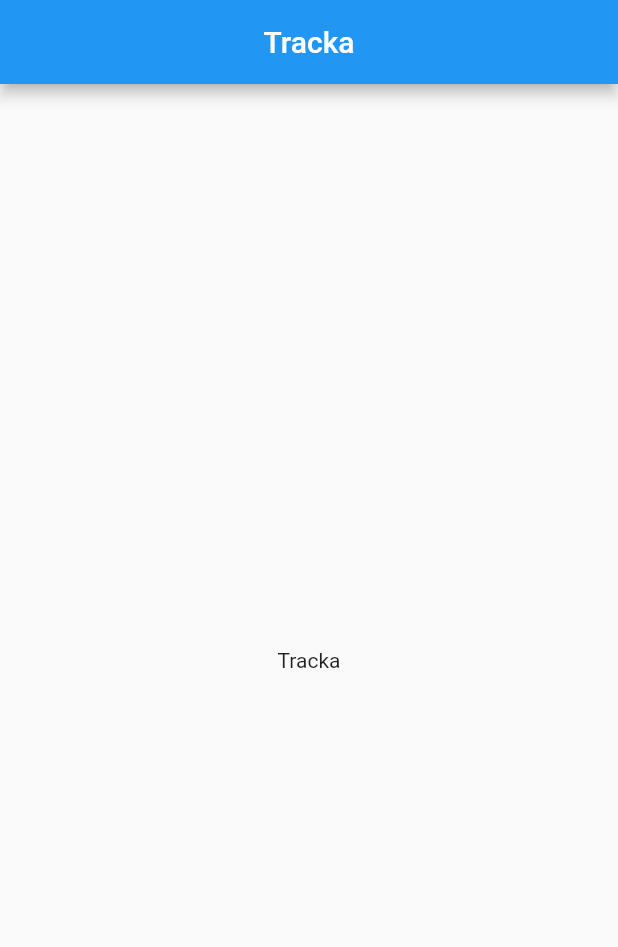
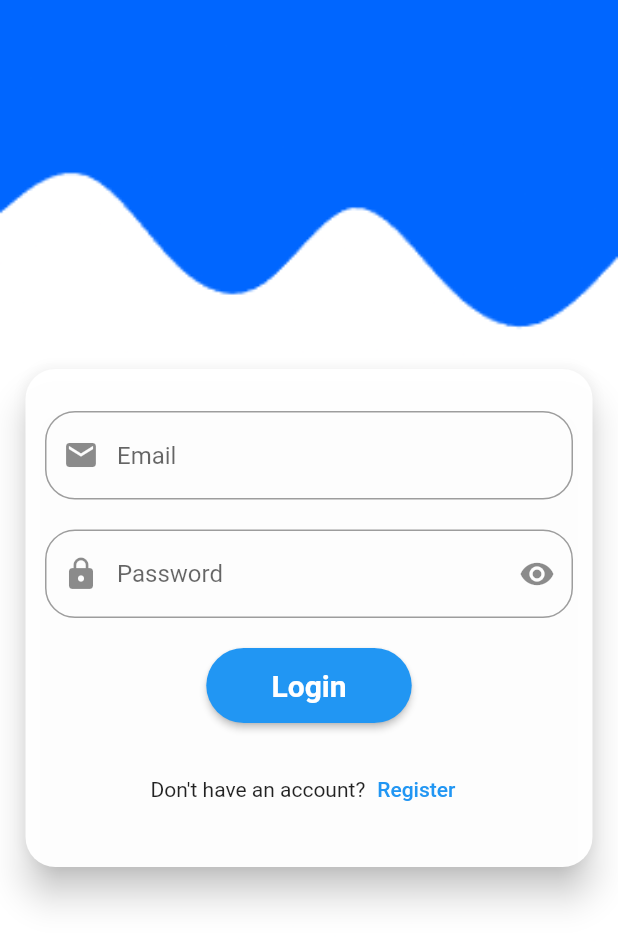
Before and after one commit to tandukar/tracka, a Flutter app: the screen it shows after launch, on a phone screen of 412 x 824 dp. Shown: the top 947 px of the screen. Run offline on Flutter 3.47's test engine with Material 2 defaults, Android fonts, the phone set to English and light mode, and no system bars; our stand-ins replace email_validator.

Commit message:
login validation

```diff
--- a/client/analysis_options.yaml
+++ b/client/analysis_options.yaml
@@ -22,6 +22,8 @@ linter:
   # `// ignore_for_file: name_of_lint` syntax on the line or in the file
   # producing the lint.
   rules:
+    prefer_const_constructors: false
+    prefer_const_literals_to_create_immutables: false
     # avoid_print: false  # Uncomment to disable the `avoid_print` rule
     # prefer_single_quotes: true  # Uncomment to enable the `prefer_single_quotes` rule
 
--- /dev/null
+++ b/client/lib/auth/login.dart
@@ -0,0 +1,117 @@
+import 'package:flutter/material.dart';
+
+import 'dart:core';
+import '../widgets/password_field_widget.dart';
+import '../widgets/button_widget.dart';
+import '../widgets/email_field_widget.dart';
+
+class Login extends StatelessWidget {
+  const Login({super.key});
+
+  @override
+  Widget build(BuildContext context) {
+    return LoginPage();
+  }
+}
+
+final formKey = GlobalKey<FormState>();
+final emailController = TextEditingController();
+//
+final passwordController = TextEditingController();
+bool passText = true;
+
+class LoginPage extends StatefulWidget {
+  const LoginPage({super.key});
+
+  @override
+  State<LoginPage> createState() => _LoginPageState();
+}
+
+class _LoginPageState extends State<LoginPage> {
+  @override
+  void dispose() {
+    emailController.dispose();
+    passwordController.dispose();
+    super.dispose();
+  }
+
+  @override
+  Widget build(BuildContext context) {
+    return MaterialApp(
+      debugShowCheckedModeBanner: false,
+      home: Container(
+        constraints: const BoxConstraints.expand(),
+        decoration: const BoxDecoration(
+            image: DecorationImage(
+                image: AssetImage("assets/logRegBg.png"), fit: BoxFit.cover)),
+        child: Scaffold(
+            backgroundColor: Colors.transparent,
+            body: Center(
+              child: SingleChildScrollView(
+                child: Form(
+                    key: formKey,
+                    child: Padding(
+                      padding: const EdgeInsets.all(13),
+                      child: Card(
+                        elevation: 10,
+                        color: Colors.white.withOpacity(0.97),
+                        shape: RoundedRectangleBorder(
+                          borderRadius: BorderRadius.circular(20),
+                        ),
+                        child: Padding(
+                          padding: const EdgeInsets.all(13),
+                          child: Column(
+                            mainAxisSize: MainAxisSize.min,
+                            mainAxisAlignment: MainAxisAlignment.center,
+                            children: [
+                              SizedBox(height: 15),
+                              EmailFieldWidget(controller: emailController),
+                              SizedBox(height: 20),
+                              PasswordFieldWidget(
+                                  controller: passwordController),
+                              SizedBox(height: 20),
+                              buildButton(),
+                              SizedBox(height: 20),
+                              buildNoAccount(),
+                              SizedBox(height: 15),
+                            ],
+                          ),
+                        ),
+                      ),
+                    )),
+              ),
+            )),
+      ),
+    );
+  }
+
+  Widget buildButton() => ButtonWidget(
+        text: 'Login',
+        onClicked: () {
+          final form = formKey.currentState!;
+
+          if (form.validate()) {
+            final email = emailController.text;
+            final password = passwordController.text;
+
+            ScaffoldMessenger.of(context)
+              ..removeCurrentSnackBar()
+              ..showSnackBar(SnackBar(
+                content:
+                    Text('Your email is $email\nYour password is $password'),
+              ));
+          }
+        },
+      );
+
+  Widget buildNoAccount() => Row(
+        mainAxisAlignment: MainAxisAlignment.center,
+        children: [
+          Text('Don\'t have an account?'),
+          TextButton(
+            child: Text('Register'),
+            onPressed: () {},
+          ),
+        ],
+      );
+}
--- a/client/lib/main.dart
+++ b/client/lib/main.dart
@@ -1,9 +1,16 @@
-// ignore_for_file: prefer_const_constructors
+import 'package:flutter/material.dart';
+import 'package:flutter/services.dart';
 
-import 'package:flutter/material.dart';
+import 'auth/login.dart';
 
-void main() {
-  runApp(const Tracka());
+Future main() async {
+  WidgetsFlutterBinding.ensureInitialized();
+  await SystemChrome.setPreferredOrientations([
+    DeviceOrientation.portraitUp,
+    DeviceOrientation.portraitDown,
+  ]);
+
+  runApp(Tracka());
 }
 
 class Tracka extends StatelessWidget {
@@ -13,15 +20,7 @@ class Tracka extends StatelessWidget {
   Widget build(BuildContext context) {
     return MaterialApp(
       debugShowCheckedModeBanner: false,
-      home: Scaffold(
-        appBar: AppBar(
-          title: Text('Tracka'),
-          centerTitle: true,
-        ),
-        body: Center(
-          child: Text('Tracka'),
-        ),
-      ),
+      home: Scaffold(body: Login()),
     );
   }
 }
--- /dev/null
+++ b/client/lib/widgets/button_widget.dart
@@ -0,0 +1,26 @@
+import 'package:flutter/material.dart';
+
+class ButtonWidget extends StatelessWidget {
+  final String text;
+  final VoidCallback onClicked;
+
+  const ButtonWidget({
+    Key? key,
+    required this.text,
+    required this.onClicked,
+  }) : super(key: key);
+
+  @override
+  Widget build(BuildContext context) => ElevatedButton(
+        style: ElevatedButton.styleFrom(
+          minimumSize: Size(137, 50),
+          shape: StadiumBorder(),
+        ),
+        onPressed: onClicked,
+        child: Text(
+          text,
+          style: TextStyle(
+              fontSize: 20, color: Colors.white, fontWeight: FontWeight.bold),
+        ),
+      );
+}
--- /dev/null
+++ b/client/lib/widgets/email_field_widget.dart
@@ -0,0 +1,55 @@
+import 'package:email_validator/email_validator.dart';
+import 'package:flutter/material.dart';
+
+class EmailFieldWidget extends StatefulWidget {
+  final TextEditingController controller;
+
+  const EmailFieldWidget({
+    Key? key,
+    required this.controller,
+  }) : super(key: key);
+
+  @override
+  State<EmailFieldWidget> createState() => _EmailFieldWidgetState();
+}
+
+class _EmailFieldWidgetState extends State<EmailFieldWidget> {
+  @override
+  void initState() {
+    super.initState();
+
+    widget.controller.addListener(onListen);
+  }
+
+  @override
+  void dispose() {
+    widget.controller.removeListener(onListen);
+
+    super.dispose();
+  }
+
+  void onListen() => setState(() {});
+
+  @override
+  Widget build(BuildContext context) => TextFormField(
+        controller: widget.controller,
+        decoration: InputDecoration(
+          hintText: 'Email',
+          border: OutlineInputBorder(
+            borderRadius: BorderRadius.circular(20),
+          ),
+          prefixIcon: Icon(Icons.mail),
+          suffixIcon: widget.controller.text.isEmpty
+              ? Container(width: 0)
+              : IconButton(
+                  icon: Icon(Icons.close),
+                  onPressed: () => widget.controller.clear(),
+                ),
+        ),
+        keyboardType: TextInputType.emailAddress,
+        autofillHints: [AutofillHints.email],
+        validator: (email) => email != null && !EmailValidator.validate(email)
+            ? 'Enter a valid email'
+            : null,
+      );
+}
--- /dev/null
+++ b/client/lib/widgets/password_field_widget.dart
@@ -0,0 +1,83 @@
+import 'package:flutter/material.dart';
+
+bool passText = true;
+String password = '';
+
+bool isPasswordValid(String password) {
+  // Password must be at least 8 characters long
+  if (password.length < 8) {
+    return false;
+  }
+
+  // Password must contain at least one uppercase letter
+  if (!password.contains(RegExp(r'[A-Z]'))) {
+    return false;
+  }
+
+  // Password must contain at least one lowercase letter
+  if (!password.contains(RegExp(r'[a-z]'))) {
+    return false;
+  }
+
+  // Password must contain at least one digit
+  if (!password.contains(RegExp(r'[0-9]'))) {
+    return false;
+  }
+
+  // Password is valid
+  return true;
+}
+
+class PasswordFieldWidget extends StatefulWidget {
+  final TextEditingController controller;
+
+  const PasswordFieldWidget({
+    Key? key,
+    required this.controller,
+  }) : super(key: key);
+
+  @override
+  State<PasswordFieldWidget> createState() => _PasswordFieldWidgetState();
+}
+
+class _PasswordFieldWidgetState extends State<PasswordFieldWidget> {
+  @override
+  void initState() {
+    super.initState();
+
+    widget.controller.addListener(onListen);
+  }
+
+  @override
+  void dispose() {
+    widget.controller.removeListener(onListen);
+
+    super.dispose();
+  }
+
+  void onListen() => setState(() {});
+
+  @override
+  Widget build(BuildContext context) => TextFormField(
+        controller: widget.controller,
+        obscureText: passText,
+        decoration: InputDecoration(
+          hintText: 'Password',
+          border: OutlineInputBorder(
+            borderRadius: BorderRadius.circular(20),
+          ),
+          prefixIcon: Icon(Icons.lock),
+          suffixIcon: IconButton(
+            onPressed: () {
+              setState(() {
+                passText = !passText;
+              });
+            },
+            icon: Icon(passText ? Icons.visibility : Icons.visibility_off),
+          ),
+        ),
+        validator: (pass) => pass != null && !isPasswordValid(pass)
+            ? 'Enter a valid password'
+            : null,
+      );
+}
--- a/client/pubspec.yaml
+++ b/client/pubspec.yaml
@@ -36,6 +36,7 @@ dependencies:
   # The following adds the Cupertino Icons font to your application.
   # Use with the CupertinoIcons class for iOS style icons.
   cupertino_icons: ^1.0.2
+  email_validator: ^2.1.17
 
 dev_dependencies:
   flutter_test:
@@ -60,8 +61,8 @@ flutter:
   uses-material-design: true
 
   # To add assets to your application, add an assets section, like this:
-  # assets:
-  #   - images/a_dot_burr.jpeg
+  assets:
+    - assets/
   #   - images/a_dot_ham.jpeg
 
   # An image asset can refer to one or more resolution-specific "variants", see
```
Also changed, not shown: client/assets/logRegBg.png (added).
